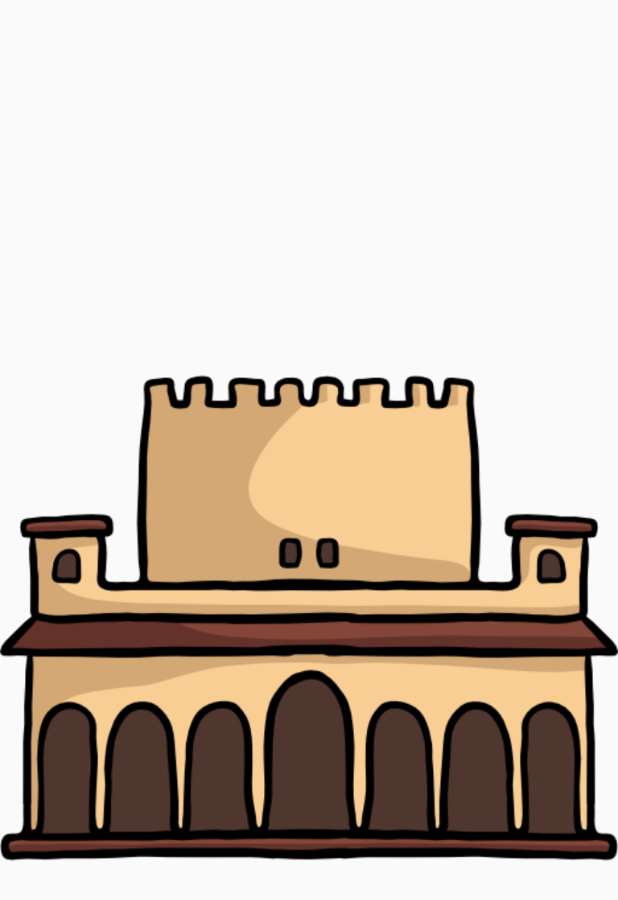
After one commit to Carlossamu7/NPI_UGR, an Android app: the layout activity_splashscreen.xml on its own in the app's theme, with its tools: preview values and no code run, on a phone screen of 412 x 824 dp. The commit adds this screen. Shown: the top 900 px of the screen. Run offline under Robolectric (Android 15) with nearby library versions, the phone set to English and light mode, and no system bars.

Commit message:
Add SplashScreen

```diff
--- a/app/src/main/AndroidManifest.xml
+++ b/app/src/main/AndroidManifest.xml
@@ -9,13 +9,17 @@
         android:roundIcon="@mipmap/ic_launcher_round"
         android:supportsRtl="true"
         android:theme="@style/AppTheme">
-        <activity android:name=".MainActivity">
+        <activity android:name=".SplashScreenActivity"
+            android:theme="@style/SplashTheme"
+            android:noHistory="true">
             <intent-filter>
                 <action android:name="android.intent.action.MAIN" />
 
                 <category android:name="android.intent.category.LAUNCHER" />
             </intent-filter>
         </activity>
+        <activity android:name=".MainActivity">
+        </activity>
     </application>
 
 </manifest>
--- /dev/null
+++ b/app/src/main/res/layout/activity_splashscreen.xml
@@ -0,0 +1,16 @@
+<?xml version="1.0" encoding="utf-8"?>
+<androidx.constraintlayout.widget.ConstraintLayout xmlns:android="http://schemas.android.com/apk/res/android"
+    xmlns:app="http://schemas.android.com/apk/res-auto"
+    xmlns:tools="http://schemas.android.com/tools"
+    android:layout_width="match_parent"
+    android:layout_height="match_parent"
+    tools:context=".MainActivity">
+
+    <ImageView
+        android:layout_width="match_parent"
+        android:layout_height="match_parent"
+        android:src="@drawable/alh_launcher"
+        android:scaleType="centerInside"/>
+
+
+</androidx.constraintlayout.widget.ConstraintLayout>
--- a/app/src/main/res/values/styles.xml
+++ b/app/src/main/res/values/styles.xml
@@ -7,5 +7,7 @@
         <item name="colorPrimaryDark">@color/colorPrimaryDark</item>
         <item name="colorAccent">@color/colorAccent</item>
     </style>
+    <style name="SplashTheme" parent="Theme.AppCompat.Light.NoActionBar">
+    </style>
 
 </resources>
```
Also changed, not shown: app/src/main/java/com/e/proyectoalhambra/SplashScreenActivity.kt (added, +28 -0 lines), app/src/main/res/drawable/alh_launcher.png (added).
